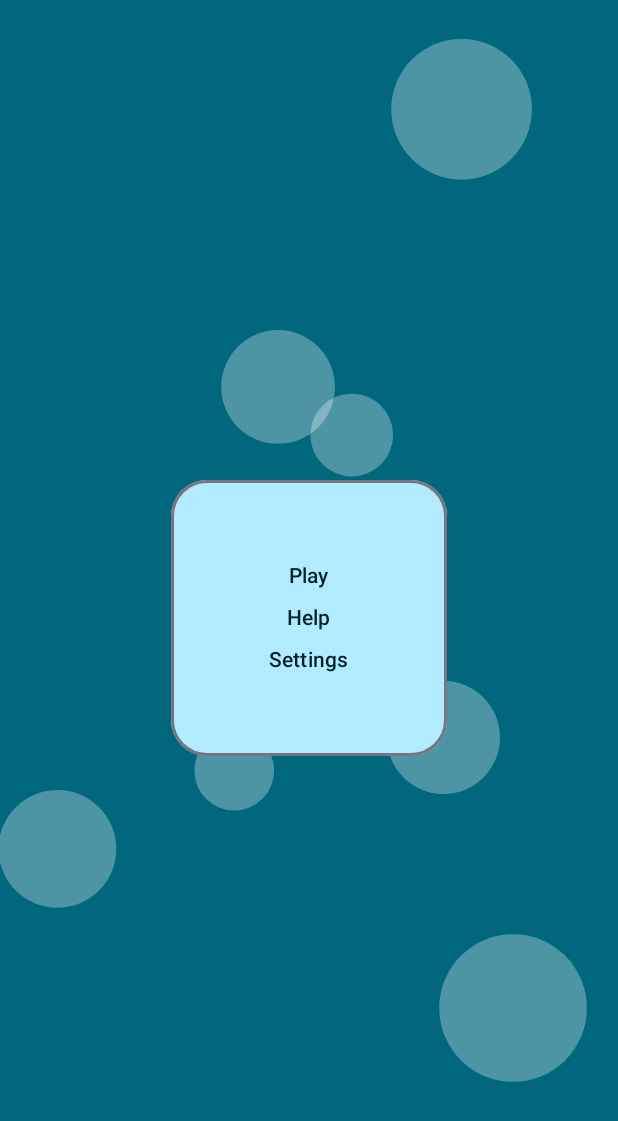
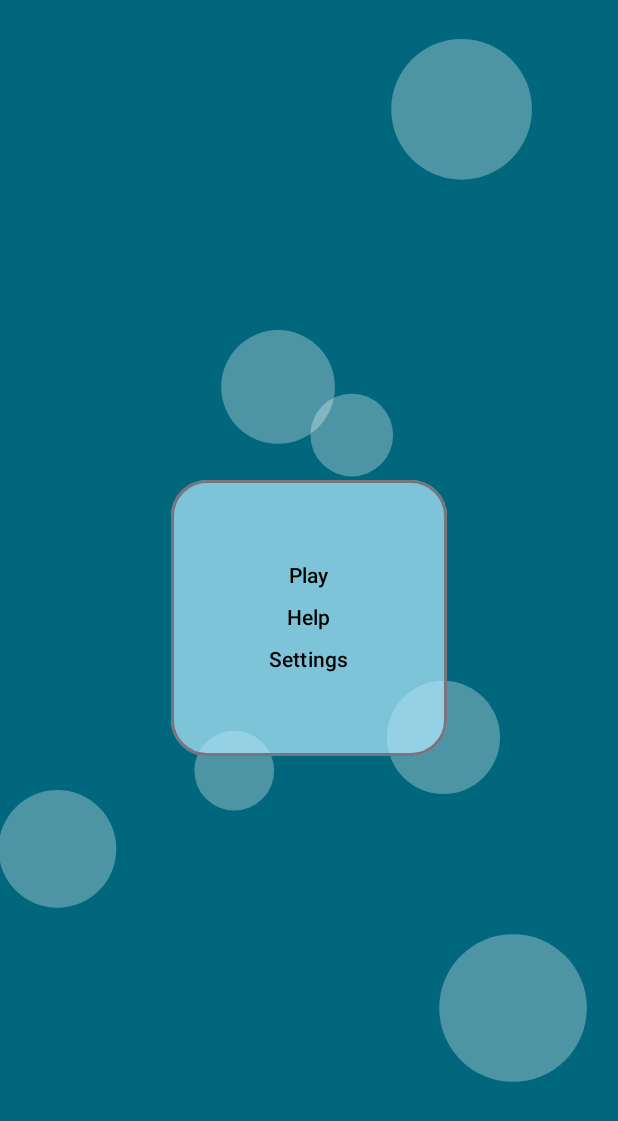
Before and after one commit to ymatinfard/TurboCar, an Android app built with Jetpack Compose: the screen it shows after launch (MainActivity), on a phone screen of 412 x 824 dp. Shown: the top 1121 px of the screen. Run offline under Robolectric (Android 15) with nearby library versions, the phone set to English and light mode, and no system bars.

Commit message:
Make home menu background fade

```diff
--- a/app/src/main/java/com/matin/turbocar/ui/home/Home.kt
+++ b/app/src/main/java/com/matin/turbocar/ui/home/Home.kt
@@ -74,7 +74,7 @@ fun BasicInformationalCard(
     Card(
         shape = shape,
         colors = CardDefaults.cardColors(
-            containerColor = MaterialTheme.colorScheme.primaryContainer
+            containerColor = MaterialTheme.colorScheme.primaryContainer.copy(.7f)
         ),
         modifier = modifier
             .padding(8.dp),
```
